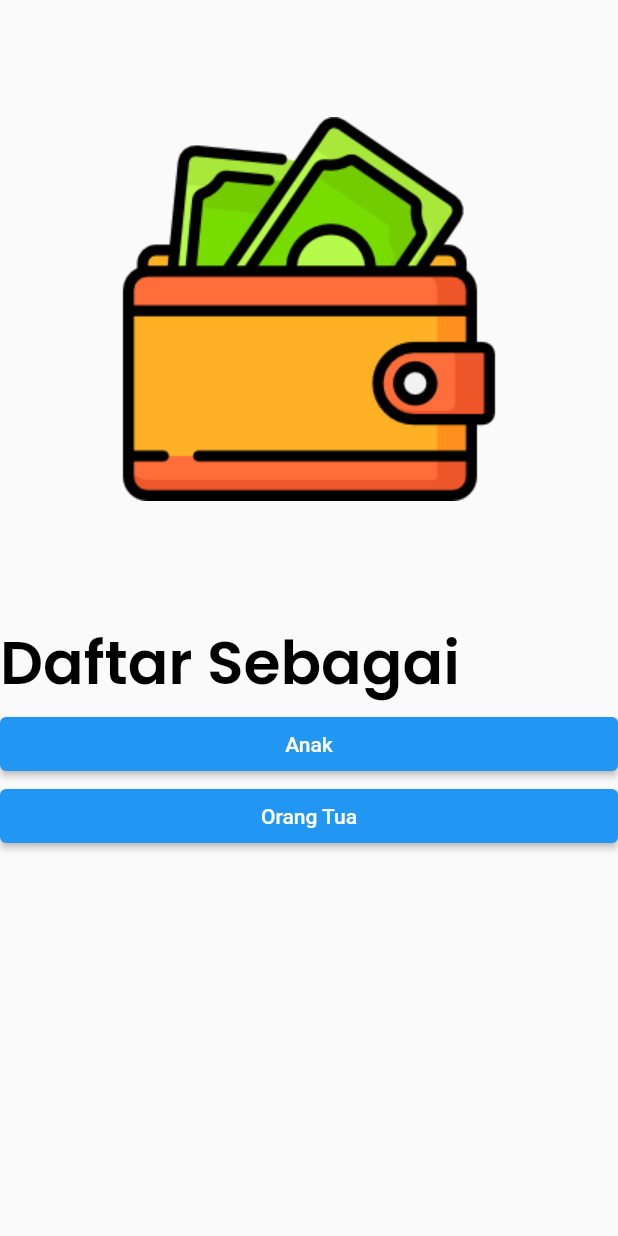
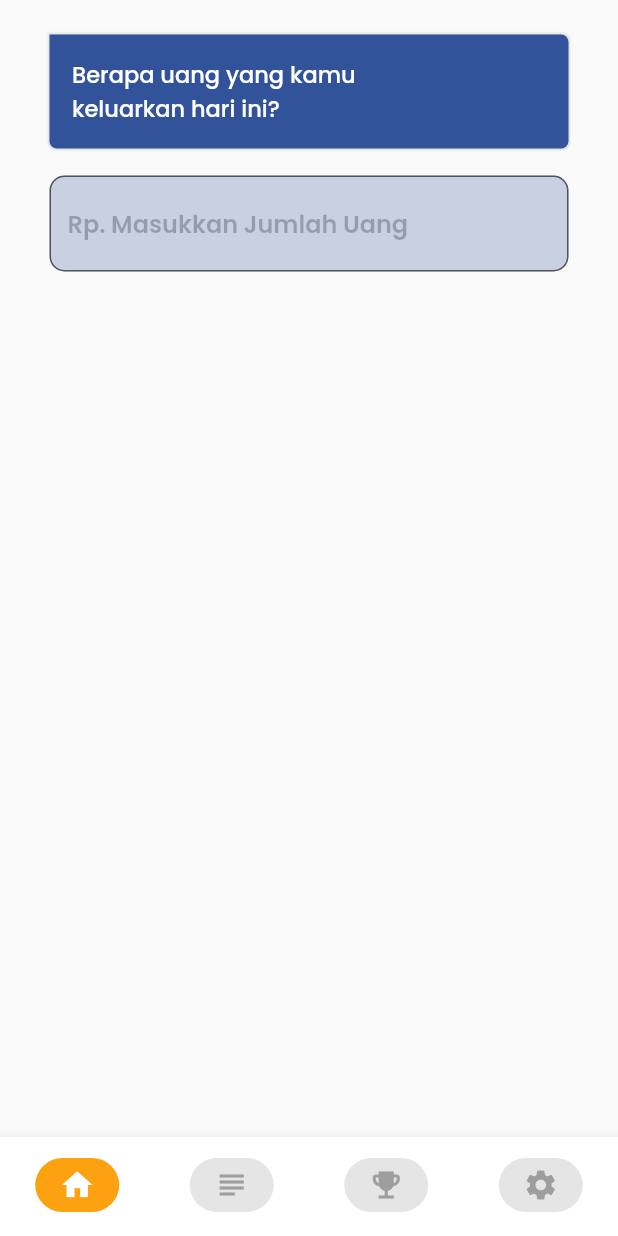
Before and after one commit to scys12/mobile-unity, a Flutter app: the screen it shows after launch, on a phone screen of 412 x 824 dp. Run offline on Flutter 3.47's test engine with Material 2 defaults, Android fonts, the phone set to English and light mode, and no system bars; our stand-ins replace cloud_firestore, firebase_auth, firebase_core, fl_chart, flare_flutter, flutter_datetime_picker and 2 more; accounts and stored records are empty.

Commit message:
pengeluaran page

```diff
--- a/lib/main.dart
+++ b/lib/main.dart
@@ -8,6 +8,8 @@ import 'package:mobile_unity/src/pages/auth/authenticate.dart';
 import 'package:mobile_unity/src/pages/auth/otp.dart';
 import 'package:mobile_unity/src/pages/auth/sign_phone.dart';
 import 'package:mobile_unity/src/pages/kid/dashboard.dart';
+import 'package:mobile_unity/src/pages/kid/kid_task.dart';
+import 'package:mobile_unity/src/pages/kid/wrapper.dart';
 import 'package:mobile_unity/src/pages/parent/add_child.dart';
 import 'package:mobile_unity/src/pages/parent/change_profile.dart';
 import 'package:mobile_unity/src/pages/parent/detail_task.dart';
@@ -60,7 +62,7 @@ class MyApp extends StatelessWidget {
                 ),
               ],
               child: MaterialApp(
-                home: Wrapper(),
+                home: WrapperChildren(),
                 routes: {
                   '/authenticate': (context) => Authenticate(),
                   '/welcome': (context) => Wrapper(),
@@ -69,8 +71,7 @@ class MyApp extends StatelessWidget {
                   '/parent/wrapper': (context) => WrapperParent(),
                   '/parent/new_education': (context) => NewEducationChild(),
                   '/parent/all_tasks': (context) => ListChildTasks(),
-                  '/parent/all_educations': (context) =>
-                      ListChildEducations(),
+                  '/parent/all_educations': (context) => ListChildEducations(),
                   '/parent/detail_task': (context) => DetailTaskChild(),
                   '/child/dashboard': (context) => DashboardKid(),
                   '/auth/sign_phone': (context) => SignPhone(),
--- /dev/null
+++ b/lib/src/pages/kid/components/bubble.dart
@@ -0,0 +1,54 @@
+import 'package:flutter/material.dart';
+import 'package:mobile_unity/src/shared/constants.dart';
+
+class Bubble extends StatelessWidget {
+  Bubble({this.message});
+
+  final String message;
+
+  @override
+  Widget build(BuildContext context) {
+    // final bg = MaterialStateProperty.all<Color>(secondaryColor);
+    final align = CrossAxisAlignment.start;
+    final radius = BorderRadius.only(
+      topRight: Radius.circular(5.0),
+      bottomLeft: Radius.circular(5.0),
+      bottomRight: Radius.circular(5.0),
+    );
+    return Column(
+      crossAxisAlignment: align,
+      children: <Widget>[
+        Container(
+          width: double.infinity,
+          margin: const EdgeInsets.all(3.0),
+          padding: const EdgeInsets.all(15.0),
+          decoration: BoxDecoration(
+            boxShadow: [
+              BoxShadow(
+                  blurRadius: .5,
+                  spreadRadius: 1.0,
+                  color: Colors.black.withOpacity(.12))
+            ],
+            color: secondaryColor,
+            borderRadius: radius,
+          ),
+          child: Stack(
+            children: <Widget>[
+              Padding(
+                padding: EdgeInsets.only(right: 48.0),
+                child: Text(
+                  message,
+                  style: TextStyle(
+                      fontFamily: 'Poppins',
+                      fontWeight: FontWeight.w500,
+                      fontSize: 15.0,
+                      color: Colors.white),
+                ),
+              ),
+            ],
+          ),
+        )
+      ],
+    );
+  }
+}
--- /dev/null
+++ b/lib/src/pages/kid/pengeluaran.dart
@@ -0,0 +1,169 @@
+import 'package:flutter/material.dart';
+import 'package:flutter/widgets.dart';
+import 'package:mobile_unity/src/pages/kid/components/bubble.dart';
+import 'package:mobile_unity/src/shared/constants.dart';
+
+class PengeluaranKid extends StatefulWidget {
+  @override
+  State<StatefulWidget> createState() {
+    return _State();
+  }
+}
+
+class _State extends State<PengeluaranKid> {
+  final _amountController = TextEditingController();
+  final _descriptionController = TextEditingController();
+
+  var _amount = "";
+  var _dropDownValue;
+  var _dropDownState = "";
+  var _detail = "";
+
+  @override
+  Widget build(BuildContext context) {
+    return Scaffold(
+      body: Container(
+        margin: EdgeInsets.only(left: 30, right: 30, top: 20),
+        child: Center(
+          child: Column(
+            crossAxisAlignment: CrossAxisAlignment.center,
+            children: [
+              Bubble(
+                message: "Berapa uang yang kamu keluarkan hari ini?",
+              ),
+              Container(
+                margin: EdgeInsets.fromLTRB(3, 15, 3, 15),
+                child: TextField(
+                  onChanged: (text) {
+                    setState(() {
+                      _amount = text;
+                    });
+                  },
+                  keyboardType: TextInputType.number,
+                  controller: _amountController,
+                  decoration: InputDecoration(
+                      filled: true,
+                      fillColor: filledTextField,
+                      hintText: "Rp. Masukkan Jumlah Uang",
+                      hintStyle: TextStyle(
+                        color: textFieldColor,
+                        fontFamily: 'Poppins',
+                        fontWeight: FontWeight.w600,
+                      ),
+                      border: OutlineInputBorder(
+                        borderSide: BorderSide(
+                          color: Colors.red, //this has no effect
+                        ),
+                        borderRadius: BorderRadius.circular(10.0),
+                      )),
+                ),
+              ),
+              (_amount != "")
+                  ? Bubble(
+                      message: "Untuk apa uangnya?",
+                    )
+                  : Container(),
+              (_amount != "")
+                  ? Container(
+                      margin: EdgeInsets.only(top: 15, bottom: 15),
+                      child: InputDecorator(
+                        decoration: InputDecoration(
+                            border: OutlineInputBorder(gapPadding: 0)),
+                        child: DropdownButtonHideUnderline(
+                          child: DropdownButton(
+                            isExpanded: true,
+                            items: <String>['A', 'B', 'C', 'D']
+                                .map((String value) {
+                              return new DropdownMenuItem<String>(
+                                value: value,
+                                child: new Text(value),
+                              );
+                            }).toList(),
+                            value: _dropDownValue,
+                            onChanged: (value) {
+                              setState(() {
+                                _dropDownState = value;
+                              });
+                            },
+                            hint: Text("Pilih salah satu"),
+                          ),
+                        ),
+                      ),
+                    )
+                  : Container(),
+              (_dropDownState != "")
+                  ? Bubble(
+                      message: "Yuk beritahu lebih detail",
+                    )
+                  : Container(),
+              (_dropDownState != "")
+                  ? Container(
+                      margin: EdgeInsets.fromLTRB(3, 15, 3, 15),
+                      child: TextField(
+                        controller: _descriptionController,
+                        onChanged: (text) {
+                          setState(() {
+                            _detail = text;
+                          });
+                        },
+                        decoration: InputDecoration(
+                            filled: true,
+                            fillColor: filledTextField,
+                            hintText: "Masukkan detail",
+                            hintStyle: TextStyle(
+                              color: textFieldColor,
+                              fontFamily: 'Poppins',
+                              fontWeight: FontWeight.w600,
+                            ),
+                            border: OutlineInputBorder(
+                              borderSide: BorderSide(
+                                color: Colors.red, //this has no effect
+                              ),
+                              borderRadius: BorderRadius.circular(10.0),
+                            )),
+                      ),
+                    )
+                  : Container(),
+              (_detail != "")
+                  ? ElevatedButton(
+                      onPressed: () {},
+                      style: ButtonStyle(
+                        padding: MaterialStateProperty.all<EdgeInsetsGeometry>(
+                          EdgeInsets.symmetric(
+                              horizontal: 20.0, vertical: 10.0),
+                        ),
+                        shape:
+                            MaterialStateProperty.all<RoundedRectangleBorder>(
+                          RoundedRectangleBorder(
+                              borderRadius: BorderRadius.circular(8.0)),
+                        ),
+                        elevation: MaterialStateProperty.all<double>(0.0),
+                        backgroundColor:
+                            MaterialStateProperty.all<Color>(secondaryColor),
+                      ),
+                      child: Container(
+                        margin: EdgeInsets.all(10),
+                        child: Row(
+                          mainAxisSize: MainAxisSize.max,
+                          mainAxisAlignment: MainAxisAlignment.center,
+                          children: [
+                            Text(
+                              "Simpan",
+                              style: TextStyle(
+                                fontFamily: 'Poppins',
+                                fontWeight: FontWeight.w600,
+                                fontSize: 15.0,
+                              ),
+                            ),
+                          ],
+                        ),
+                      ),
+                    )
+                  : Container()
+            ],
+          ),
+        ),
+      ),
+    );
+  }
+}
--- /dev/null
+++ b/lib/src/pages/kid/wrapper.dart
@@ -0,0 +1,81 @@
+import 'package:flutter/material.dart';
+import 'package:mobile_unity/src/models/child.dart';
+import 'package:mobile_unity/src/models/parent.dart';
+import 'package:mobile_unity/src/models/tab_index.dart';
+import 'package:mobile_unity/src/pages/kid/dashboard.dart';
+import 'package:mobile_unity/src/pages/kid/pengeluaran.dart';
+import 'package:mobile_unity/src/pages/parent/child_achievement.dart';
+import 'package:mobile_unity/src/pages/parent/child_task.dart';
+import 'package:mobile_unity/src/pages/parent/dashboard.dart';
+import 'package:mobile_unity/src/pages/parent/setting.dart';
+import 'package:mobile_unity/src/provider/child_provider.dart';
+import 'package:mobile_unity/src/services/child_database.dart';
+import 'package:mobile_unity/src/shared/constants.dart';
+import 'package:mobile_unity/src/widgets/loading.dart';
+import 'package:provider/provider.dart';
+
+class WrapperChildren extends StatefulWidget {
+  @override
+  _State createState() => _State();
+}
+
+class _State extends State<WrapperChildren> {
+  final tabs = [
+    PengeluaranKid(),
+    DashboardKid(),
+  ];
+
+  TabIndex _tabIndex;
+  @override
+  void initState() {
+    super.initState();
+  }
+
+  @override
+  Widget build(BuildContext context) {
+    _tabIndex = Provider.of<TabIndex>(context);
+
+    return Scaffold(
+      body: tabs[_tabIndex.currentIndex],
+      bottomNavigationBar: BottomNavigationBar(
+        currentIndex: _tabIndex.currentIndex,
+        onTap: (index) {
+          _tabIndex.updateIndex(index);
+        },
+        type: BottomNavigationBarType.fixed,
+        backgroundColor: Colors.white,
+        showSelectedLabels: false,
+        showUnselectedLabels: false,
+        selectedItemColor: Colors.white,
+        unselectedItemColor: Colors.grey,
+        items: [
+          Icons.home,
+          Icons.subject_outlined,
+          Icons.emoji_events,
+          Icons.settings
+        ]
+            .asMap()
+            .map((key, value) => MapEntry(
+                  key,
+                  BottomNavigationBarItem(
+                    label: '',
+                    tooltip: '',
+                    icon: Container(
+                      padding:
+                          EdgeInsets.symmetric(vertical: 6.0, horizontal: 16.0),
+                      decoration: BoxDecoration(
+                        color: _tabIndex.currentIndex == key
+                            ? primaryColor
+                            : thirdColor,
+                        borderRadius: BorderRadius.circular(20.0),
+                      ),
+                      child: Icon(value),
+                    ),
+                  ),
+                ))
+            .values
+            .toList(),
+      ),
+    );
+  }
+}
--- a/lib/src/shared/constants.dart
+++ b/lib/src/shared/constants.dart
@@ -1,18 +1,18 @@
 import 'package:flutter/material.dart';
 
-const textInputDecoration =  InputDecoration(
+const textInputDecoration = InputDecoration(
     fillColor: Colors.white,
     filled: true,
     enabledBorder: OutlineInputBorder(
       borderSide: BorderSide(color: Colors.white, width: 2.0),
     ),
     focusedBorder: OutlineInputBorder(
-      borderSide: BorderSide(color: primaryColor, width: 2.0)
-  )
-);
+        borderSide: BorderSide(color: primaryColor, width: 2.0)));
 
 const primaryColor = Color.fromRGBO(252, 162, 17, 1.0);
 const secondaryColor = Color.fromRGBO(50, 83, 154, 1.0);
+const filledTextField = Color.fromRGBO(50, 83, 154, 0.25);
+const textFieldColor = Color.fromRGBO(0, 0, 0, 0.25);
 const thirdColor = Color.fromRGBO(229, 229, 229, 1.0);
 const redColor = Color.fromRGBO(223, 111, 111, 1.0);
 const greenColor = Color.fromRGBO(126, 223, 111, 1.0);
```
Also changed, not shown: lib/src/pages/kid/dashboard.dart (+113 -118 lines), lib/src/pages/parent/dashboard.dart (+76 -69 lines). Lines whose indentation alone changed are shown as unchanged.
